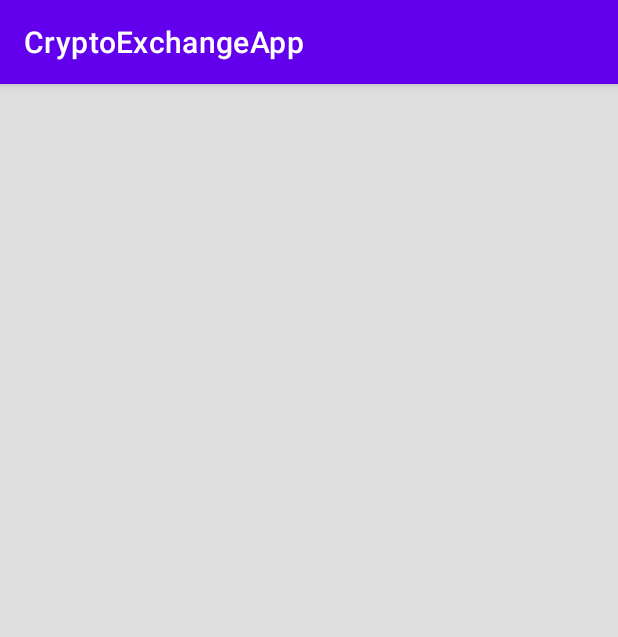
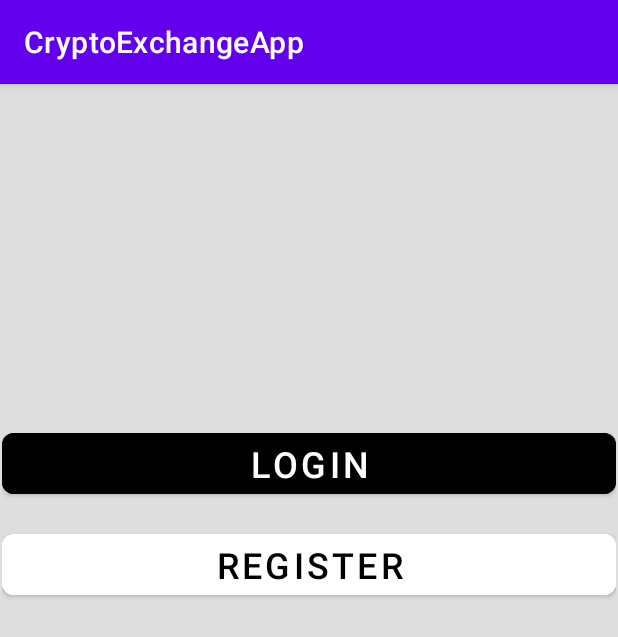
Before and after one commit to MurathanTuran/CryptoExchangeApp, an Android app: the screen it shows after launch (MainActivity), on a phone screen of 412 x 824 dp. Shown: the top 637 px of the screen. Run offline under Robolectric (Android 15) with nearby library versions, the phone set to English and light mode, and no system bars.

Commit message:
made navigation graph

```diff
--- a/app/src/main/java/com/example/cryptoexchangeapp/MainFragments/ContainerFragment.kt
+++ b/app/src/main/java/com/example/cryptoexchangeapp/MainFragments/ContainerFragment.kt
@@ -5,6 +5,7 @@ import androidx.fragment.app.Fragment
 import android.view.LayoutInflater
 import android.view.View
 import android.view.ViewGroup
+import com.example.cryptoexchangeapp.R
 import com.example.cryptoexchangeapp.databinding.FragmentContainerBinding
 
 class ContainerFragment : Fragment() {
@@ -25,4 +26,31 @@ class ContainerFragment : Fragment() {
         return binding.root
     }
 
+    override fun onViewCreated(view: View, savedInstanceState: Bundle?) {
+        super.onViewCreated(view, savedInstanceState)
+
+        loadFragment(MainFragment())
+        bottomNavigationClick()
+    }
+
+    private fun loadFragment(fragment: Fragment){
+        val transaction = requireActivity().supportFragmentManager.beginTransaction()
+        transaction.replace(R.id.frameLayout,fragment)
+        transaction.commit()
+    }
+
+    private fun bottomNavigationClick(){
+        val bottomNav = binding.bottomNavigationViewContainerFragment
+
+        bottomNav.setOnItemSelectedListener {
+            when (it.itemId) {
+                R.id.main -> {loadFragment(MainFragment())}
+                R.id.account -> {loadFragment(AccountFragment())}
+                R.id.wallet -> {loadFragment(WalletFragment())}
+                R.id.settings -> {loadFragment(SettingsFragment())}
+            }
+            true
+        }
+    }
+
 }
--- a/app/src/main/res/layout/activity_main.xml
+++ b/app/src/main/res/layout/activity_main.xml
@@ -5,4 +5,17 @@
     android:layout_width="match_parent"
     android:layout_height="match_parent"
     android:background="#DEDEDE"
-    tools:context=".MainActivity"/>
+    tools:context=".MainActivity">
+
+    <androidx.fragment.app.FragmentContainerView
+        android:id="@+id/fragmentContainerView"
+        android:name="androidx.navigation.fragment.NavHostFragment"
+        android:layout_width="409dp"
+        android:layout_height="601dp"
+        app:defaultNavHost="true"
+        app:layout_constraintBottom_toBottomOf="parent"
+        app:layout_constraintEnd_toEndOf="parent"
+        app:layout_constraintStart_toStartOf="parent"
+        app:layout_constraintTop_toTopOf="parent"
+        app:navGraph="@navigation/navigation_graph" />
+</androidx.constraintlayout.widget.ConstraintLayout>
--- a/app/src/main/res/layout/fragment_container.xml
+++ b/app/src/main/res/layout/fragment_container.xml
@@ -10,6 +10,7 @@
 
 
     <FrameLayout
+        android:id="@+id/frameLayout"
         android:layout_width="match_parent"
         android:layout_height="0dp"
         app:layout_constraintBottom_toTopOf="@+id/bottomNavigationViewContainerFragment"
@@ -23,8 +24,9 @@
         android:id="@+id/bottomNavigationViewContainerFragment"
         android:layout_width="match_parent"
         android:layout_height="wrap_content"
-        app:menu="@menu/bottom_navigation_bar"
         app:layout_constraintBottom_toBottomOf="parent"
         app:layout_constraintEnd_toEndOf="parent"
-        app:layout_constraintStart_toStartOf="parent" />
+        app:layout_constraintStart_toStartOf="parent"
+        app:layout_constraintTop_toBottomOf="@+id/frameLayout"
+        app:menu="@menu/bottom_navigation_bar" />
 </androidx.constraintlayout.widget.ConstraintLayout>
--- /dev/null
+++ b/app/src/main/res/navigation/navigation_graph.xml
@@ -0,0 +1,97 @@
+<?xml version="1.0" encoding="utf-8"?>
+<navigation xmlns:android="http://schemas.android.com/apk/res/android"
+    xmlns:app="http://schemas.android.com/apk/res-auto"
+    xmlns:tools="http://schemas.android.com/tools"
+    android:id="@+id/navigation_graph"
+    app:startDestination="@id/loginOrRegisterFragment">
+
+    <fragment
+        android:id="@+id/loginOrRegisterFragment"
+        android:name="com.example.cryptoexchangeapp.LoginAndRegisterFragments.LoginOrRegisterFragment"
+        android:label="fragment_login_or_register"
+        tools:layout="@layout/fragment_login_or_register" >
+        <action
+            android:id="@+id/action_loginOrRegisterFragment_to_loginFragment"
+            app:destination="@id/loginFragment" />
+        <action
+            android:id="@+id/action_loginOrRegisterFragment_to_registerFragment"
+            app:destination="@id/registerFragment" />
+    </fragment>
+    <fragment
+        android:id="@+id/loginFragment"
+        android:name="com.example.cryptoexchangeapp.LoginAndRegisterFragments.LoginFragment"
+        android:label="fragment_login"
+        tools:layout="@layout/fragment_login" >
+        <action
+            android:id="@+id/action_loginFragment_to_containerFragment"
+            app:destination="@id/containerFragment" />
+    </fragment>
+    <fragment
+        android:id="@+id/registerFragment"
+        android:name="com.example.cryptoexchangeapp.LoginAndRegisterFragments.RegisterFragment"
+        android:label="fragment_register"
+        tools:layout="@layout/fragment_register" >
+        <action
+            android:id="@+id/action_registerFragment_to_containerFragment"
+            app:destination="@id/containerFragment" />
+    </fragment>
+    <fragment
+        android:id="@+id/containerFragment"
+        android:name="com.example.cryptoexchangeapp.MainFragments.ContainerFragment"
+        android:label="fragment_container"
+        tools:layout="@layout/fragment_container" />
+    <fragment
+        android:id="@+id/mainFragment"
+        android:name="com.example.cryptoexchangeapp.MainFragments.MainFragment"
+        android:label="fragment_main"
+        tools:layout="@layout/fragment_main" >
+        <action
+            android:id="@+id/action_mainFragment_to_itemDetailsFragment"
+            app:destination="@id/itemDetailsFragment" />
+    </fragment>
+    <fragment
+        android:id="@+id/accountFragment"
+        android:name="com.example.cryptoexchangeapp.MainFragments.AccountFragment"
+        android:label="fragment_account"
+        tools:layout="@layout/fragment_account" >
+        <action
+            android:id="@+id/action_accountFragment_to_itemDetailsFragment"
+            app:destination="@id/itemDetailsFragment" />
+    </fragment>
+    <fragment
+        android:id="@+id/walletFragment"
+        android:name="com.example.cryptoexchangeapp.MainFragments.WalletFragment"
+        android:label="fragment_wallet"
+        tools:layout="@layout/fragment_wallet" >
+        <action
+            android:id="@+id/action_walletFragment_to_itemDetailsFragment"
+            app:destination="@id/itemDetailsFragment" />
+    </fragment>
+    <fragment
+        android:id="@+id/settingsFragment"
+        android:name="com.example.cryptoexchangeapp.MainFragments.SettingsFragment"
+        android:label="fragment_settings"
+        tools:layout="@layout/fragment_settings" >
+        <action
+            android:id="@+id/action_settingsFragment_to_setPasswordFragment"
+            app:destination="@id/setPasswordFragment" />
+    </fragment>
+    <fragment
+        android:id="@+id/setPasswordFragment"
+        android:name="com.example.cryptoexchangeapp.MainFragments.SettingsFragments.SetPasswordFragment"
+        android:label="fragment_set_password"
+        tools:layout="@layout/fragment_set_password" >
+        <action
+            android:id="@+id/action_setPasswordFragment_to_settingsFragment"
+            app:destination="@id/settingsFragment" />
+    </fragment>
+    <fragment
+        android:id="@+id/itemDetailsFragment"
+        android:name="com.example.cryptoexchangeapp.MainFragments.ItemDetailsFragments.ItemDetailsFragment"
+        android:label="fragment_item_details"
+        tools:layout="@layout/fragment_item_details" >
+        <action
+            android:id="@+id/action_itemDetailsFragment_to_walletFragment"
+            app:destination="@id/walletFragment" />
+    </fragment>
+</navigation>
```
